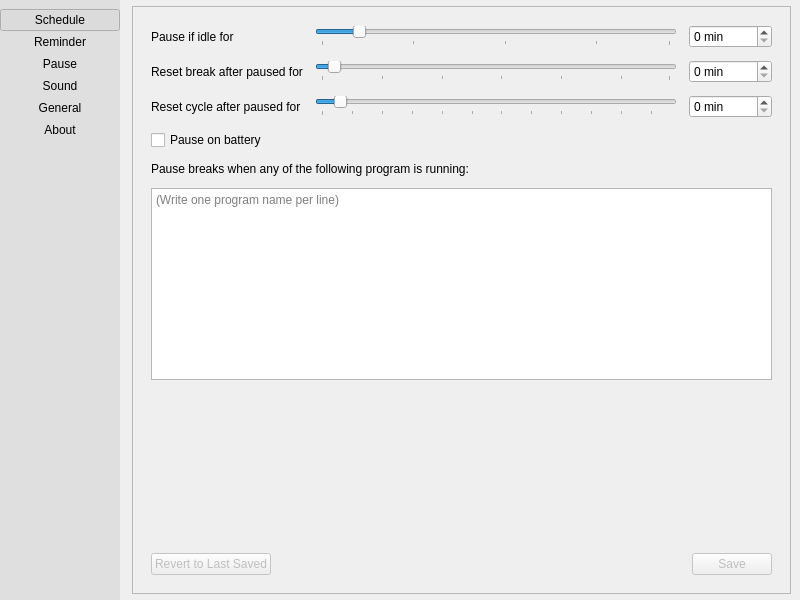
Before: the Qt Designer form src/gui/pref-window.ui in AllanChain/sane-break, drawn with Qt 5.
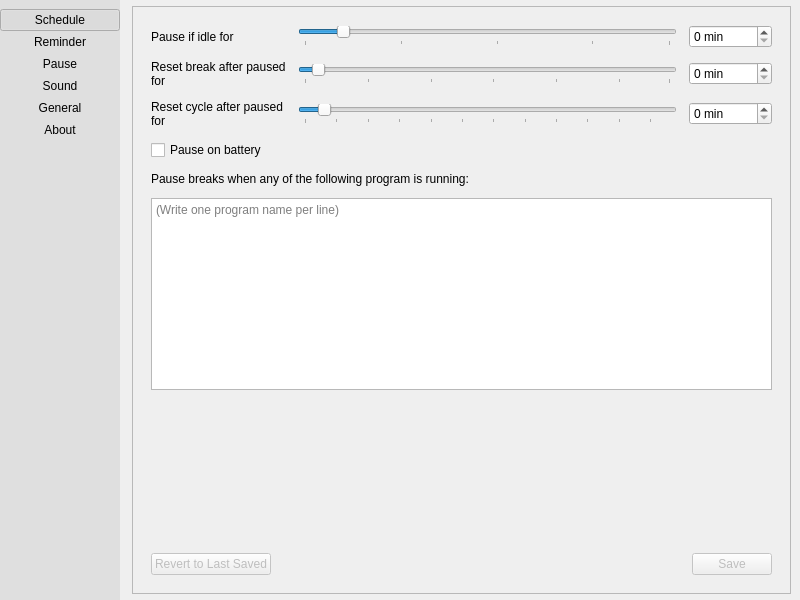
After: the same form once the commit is applied. The open tabs and pages were chosen to show the change. Icons and pictures are not drawn. Custom widgets are drawn as their Qt base class.

Commit message: set minimum width for sliders

Diff of the .ui file:
```diff
--- a/src/gui/pref-window.ui
+++ b/src/gui/pref-window.ui
@@ -711,6 +711,9 @@
                   <property name="text">
                    <string>Reset cycle after paused for</string>
                   </property>
+                  <property name="wordWrap">
+                   <bool>true</bool>
+                  </property>
                  </widget>
                 </item>
                 <item row="2" column="2">
@@ -728,10 +731,19 @@
                   <property name="text">
                    <string>Reset break after paused for</string>
                   </property>
+                  <property name="wordWrap">
+                   <bool>true</bool>
+                  </property>
                  </widget>
                 </item>
                 <item row="2" column="1">
                  <widget class="SteppedSlider" name="resetCycleSlider">
+                  <property name="minimumSize">
+                   <size>
+                    <width>200</width>
+                    <height>0</height>
+                   </size>
+                  </property>
                   <property name="minimum">
                    <number>2</number>
                   </property>
@@ -764,6 +776,12 @@
                 </item>
                 <item row="0" column="1">
                  <widget class="SteppedSlider" name="pauseOnIdleSlider">
+                  <property name="minimumSize">
+                   <size>
+                    <width>200</width>
+                    <height>0</height>
+                   </size>
+                  </property>
                   <property name="minimum">
                    <number>1</number>
                   </property>
@@ -795,10 +813,19 @@
                   <property name="text">
                    <string>Pause if idle for</string>
                   </property>
+                  <property name="wordWrap">
+                   <bool>true</bool>
+                  </property>
                  </widget>
                 </item>
                 <item row="1" column="1">
                  <widget class="SteppedSlider" name="resetBreakSlider">
+                  <property name="minimumSize">
+                   <size>
+                    <width>200</width>
+                    <height>0</height>
+                   </size>
+                  </property>
                   <property name="minimum">
                    <number>1</number>
                   </property>
```
